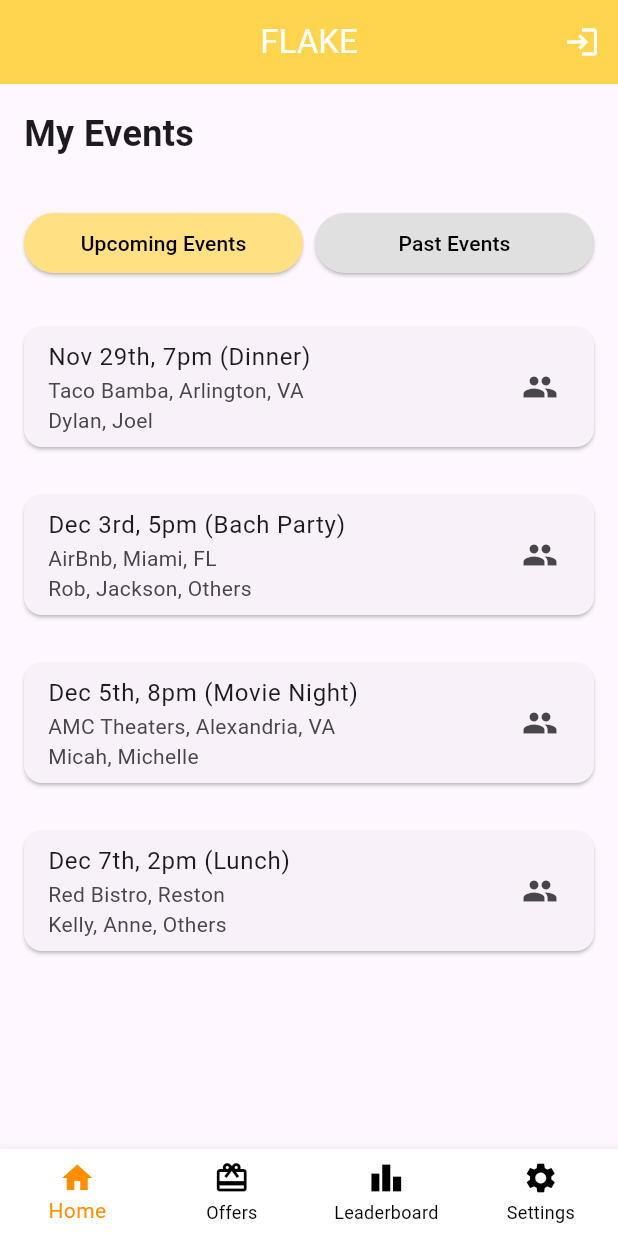
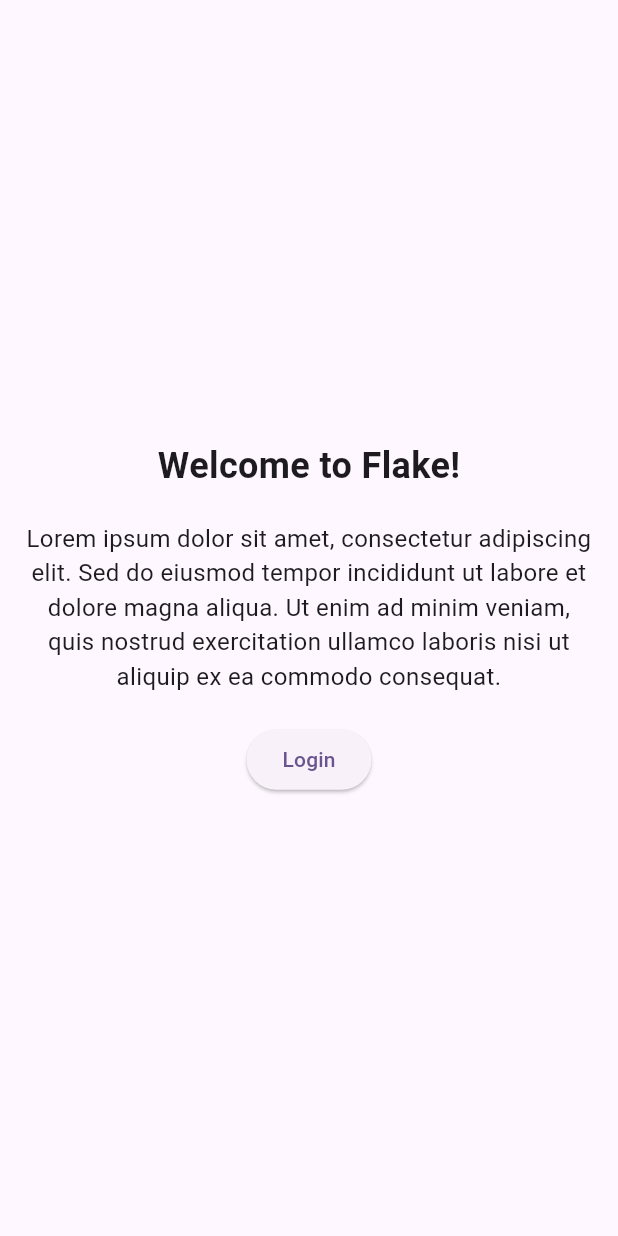
Before and after one commit to jackbowden/flake, a Flutter app: the screen it shows after launch, on a phone screen of 412 x 824 dp. Run offline on Flutter 3.47's test engine with Material 3 defaults, Android fonts, the phone set to English and light mode, and no system bars; our stand-ins replace firebase_auth, firebase_core; accounts and stored records are empty.

```diff
--- a/lib/business_page.dart
+++ /dev/null
@@ -1,17 +0,0 @@
-import 'package:flutter/material.dart';
-
-class BusinessPage extends StatelessWidget {
-  const BusinessPage({Key? key}) : super(key: key);
-
-  @override
-  Widget build(BuildContext context) {
-    return Scaffold(
-      appBar: AppBar(
-        title: const Text('Business'),
-      ),
-      body: const Center(
-        child: Text('Business Page Content'),
-      ),
-    );
-  }
-}
--- a/lib/events.dart
+++ b/lib/events.dart
@@ -1,4 +1,6 @@
 import 'package:flutter/material.dart';
+import 'login_page.dart'; // Import LoginPage
+import 'package:firebase_auth/firebase_auth.dart';
 
 class EventPage extends StatefulWidget {
   @override
@@ -26,10 +28,48 @@ class _EventPageState extends State<EventPage> {
         ),
         centerTitle: true, // Center the title
         actions: [
-          IconButton(
-            icon: Icon(Icons.notifications, color: Colors.white),
-            onPressed: () {
-              // Handle notification icon press
+          StreamBuilder<User?>(
+            stream: FirebaseAuth.instance.authStateChanges(),
+            builder: (BuildContext context, AsyncSnapshot<User?> snapshot) {
+              if (snapshot.hasData) {
+                return IconButton(
+                  icon: const Icon(Icons.logout, color: Colors.white),
+                  onPressed: () async {
+                    bool? confirmLogout = await showDialog<bool>(
+                      context: context,
+                      builder: (BuildContext context) {
+                        return AlertDialog(
+                          title: const Text('Confirm Logout'),
+                          content: const Text('Are you sure you want to log out?'),
+                          actions: <Widget>[
+                            TextButton(
+                              onPressed: () => Navigator.of(context).pop(false),
+                              child: const Text('Cancel'),
+                            ),
+                            TextButton(
+                              onPressed: () => Navigator.of(context).pop(true),
+                              child: const Text('Logout'),
+                            ),
+                          ],
+                        );
+                      },
+                    );
+                    if (confirmLogout == true) {
+                      await FirebaseAuth.instance.signOut();
+                    }
+                  },
+                );
+              } else {
+                return IconButton(
+                  icon: const Icon(Icons.login, color: Colors.white),
+                  onPressed: () {
+                    Navigator.push(
+                      context,
+                      MaterialPageRoute(builder: (context) => const LoginPage()),
+                    );
+                  },
+                );
+              }
             },
           ),
         ],
@@ -56,6 +96,8 @@ class _EventPageState extends State<EventPage> {
         ],
       ),
       bottomNavigationBar: BottomNavigationBar(
+        backgroundColor: Colors.white, // Set background color
+        type: BottomNavigationBarType.fixed, // Set type to fixed
         items: const <BottomNavigationBarItem>[
           BottomNavigationBarItem(
             icon: Icon(Icons.home),
@@ -76,6 +118,7 @@ class _EventPageState extends State<EventPage> {
         ],
         currentIndex: _selectedIndex,
         selectedItemColor: Colors.amber[800], // Highlight selected icon
+        unselectedItemColor: Colors.black, // Set unselected item color
         onTap: _onItemTapped,
       ),
     );
--- a/lib/main.dart
+++ b/lib/main.dart
@@ -3,6 +3,7 @@ import 'package:firebase_core/firebase_core.dart';
 import 'firebase_options.dart';
 import 'package:firebase_auth/firebase_auth.dart';
 import 'login_page.dart';
+import 'events.dart'; // Import EventPage
 
 void main() async {
   // Ensure that plugin services are initialized before calling runApp.
@@ -27,168 +28,57 @@ class MyApp extends StatelessWidget {
       title: 'Flake',
       theme: ThemeData(
         colorScheme: ColorScheme.fromSeed(seedColor: Colors.deepPurple),
+        useMaterial3: true,
       ),
-      home: EventPage(),
+      home: const HomePage(),
     );
   }
 }
 
-class EventPage extends StatefulWidget {
-  @override
-  _EventPageState createState() => _EventPageState();
-}
-
-class _EventPageState extends State<EventPage> {
-  int _selectedIndex = 0; // For bottom navigation
-
-  final List<Event> upcomingEvents = [
-    Event("Nov 29th, 7pm (Dinner)", "Taco Bamba, Arlington, VA", "Dylan, Joel"),
-    Event("Dec 3rd, 5pm (Bach Party)", "AirBnb, Miami, FL", "Rob, Jackson, Others"),
-    Event("Dec 5th, 8pm (Movie Night)", "AMC Theaters, Alexandria, VA", "Micah, Michelle"),
-    Event("Dec 7th, 2pm (Lunch)", "Red Bistro, Reston", "Kelly, Anne, Others"),
-  ];
+class HomePage extends StatelessWidget {
+  const HomePage({Key? key}) : super(key: key);
 
   @override
   Widget build(BuildContext context) {
     return Scaffold(
-      appBar: AppBar(
-        backgroundColor: Colors.amber[300], // Match header color
-        title: Text(
-          "FLAKE",
-          style: TextStyle(color: Colors.white), // White title
+      body: StreamBuilder<User?>(
+        stream: FirebaseAuth.instance.authStateChanges(),
+        builder: (BuildContext context, AsyncSnapshot<User?> snapshot) {
+          if (snapshot.hasData) {
+            return EventPage(); // Navigate to EventPage if logged in
+          } else {
+            return Center(
+              child: Padding(
+                padding: const EdgeInsets.all(16.0),
+                child: Column(
+                  mainAxisAlignment: MainAxisAlignment.center,
+                  children: <Widget>[
+                    const Text(
+                      'Welcome to Flake!',
+                      style: TextStyle(fontSize: 24, fontWeight: FontWeight.bold),
                     ),
-        centerTitle: true, // Center the title
-        actions: [
-          IconButton(
-            icon: Icon(Icons.login, color: Colors.white),
+                    const SizedBox(height: 20),
+                    const Text(
+                      'Lorem ipsum dolor sit amet, consectetur adipiscing elit. Sed do eiusmod tempor incididunt ut labore et dolore magna aliqua. Ut enim ad minim veniam, quis nostrud exercitation ullamco laboris nisi ut aliquip ex ea commodo consequat.',
+                      textAlign: TextAlign.center,
+                      style: TextStyle(fontSize: 16),
+                    ),
+                    const SizedBox(height: 20),
+                    ElevatedButton(
                       onPressed: () {
                         Navigator.push(
                           context,
                           MaterialPageRoute(builder: (context) => const LoginPage()),
                         );
                       },
+                      child: const Text('Login'),
                     ),
                   ],
                 ),
-      body: Column(
-        crossAxisAlignment: CrossAxisAlignment.start,
-        children: [
-          Padding(
-            padding: const EdgeInsets.all(16.0),
-            child: Text(
-              "My Events",
-              style: TextStyle(fontSize: 24, fontWeight: FontWeight.bold),
-            ),
-          ),
-          _buildSegmentedControl(), // Segmented control for Upcoming/Past
-          Expanded(
-            child: ListView.builder(
-              itemCount: upcomingEvents.length,
-              itemBuilder: (context, index) {
-                return EventCard(event: upcomingEvents[index]);
-              },
-            ),
-          ),
-        ],
-      ),
-      bottomNavigationBar: BottomNavigationBar(
-        backgroundColor: Colors.white, // Set background color
-        type: BottomNavigationBarType.fixed, // Set type to fixed
-        items: const <BottomNavigationBarItem>[
-          BottomNavigationBarItem(
-            icon: Icon(Icons.home),
-            label: 'Home',
-          ),
-          BottomNavigationBarItem(
-            icon: Icon(Icons.card_giftcard),
-            label: 'Offers',
-          ),
-          BottomNavigationBarItem(
-            icon: Icon(Icons.leaderboard),
-            label: 'Leaderboard',
-          ),
-          BottomNavigationBarItem(
-            icon: Icon(Icons.settings),
-            label: 'Settings',
-          ),
-        ],
-        currentIndex: _selectedIndex,
-        selectedItemColor: Colors.amber[800], // Highlight selected icon
-        unselectedItemColor: Colors.black, // Set unselected item color
-        onTap: _onItemTapped,
               ),
             );
           }
-
-  Widget _buildSegmentedControl() {
-    return Padding(
-      padding: const EdgeInsets.all(16.0),
-      child: Row(
-        children: [
-          Expanded(
-            child: ElevatedButton(
-              onPressed: () {
-                // Handle Upcoming Events tab press
         },
-              style: ElevatedButton.styleFrom(
-                backgroundColor: Colors.amber[200], // Light amber color
-                foregroundColor: Colors.black, // Text color
-              ),
-              child: Text("Upcoming Events"),
-            ),
-          ),
-          SizedBox(width: 8),
-          Expanded(
-            child: ElevatedButton(
-              onPressed: () {
-                // Handle Past Events tab press
-              },
-              child: Text("Past Events"),
-              style: ElevatedButton.styleFrom(
-                backgroundColor: Colors.grey[300], // Light grey color
-                foregroundColor: Colors.black, // Text color
-              ),
-            ),
-          ),
-        ],
-      ),
-    );
-  }
-
-  void _onItemTapped(int index) {
-    setState(() {
-      _selectedIndex = index;
-    });
-  }
-}
-
-class Event {
-  final String dateAndTime;
-  final String location;
-  final String participants;
-
-  Event(this.dateAndTime, this.location, this.participants);
-}
-
-class EventCard extends StatelessWidget {
-  final Event event;
-
-  const EventCard({required this.event});
-
-  @override
-  Widget build(BuildContext context) {
-    return Card(
-      margin: EdgeInsets.all(16),
-      child: ListTile(
-        title: Text(event.dateAndTime),
-        subtitle: Column(
-          crossAxisAlignment: CrossAxisAlignment.start,
-          children: [
-            Text(event.location),
-            Text(event.participants),
-          ],
-        ),
-        trailing: Icon(Icons.group), // Add icon to the right
       ),
     );
   }
```
Lines whose indentation alone changed are shown as unchanged.
